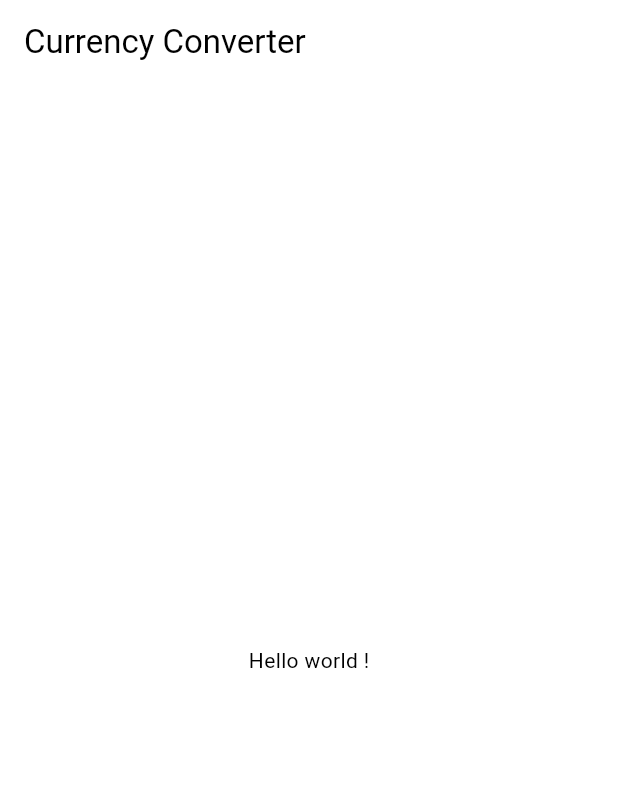
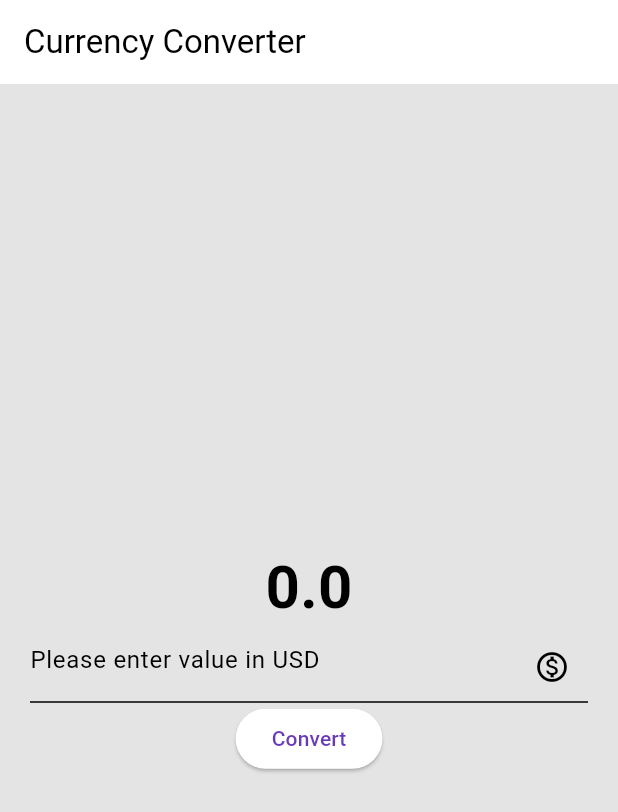
Before and after one commit to avadhksapariya/currency-converter, a Flutter app: the screen it shows after launch, on a phone screen of 412 x 824 dp. Shown: the top 812 px of the screen. Run offline on Flutter 3.47's test engine with Material 3 defaults, Android fonts, the phone set to English and light mode, and no system bars.

Commit message:
Homepage working done.

```diff
--- a/lib/home_page.dart
+++ b/lib/home_page.dart
@@ -1,7 +1,15 @@
 import 'package:flutter/material.dart';
 
-class HomePage extends StatelessWidget {
+class HomePage extends StatefulWidget {
   const HomePage({super.key});
+
+  @override
+  State<HomePage> createState() => _HomePageState();
+}
+
+class _HomePageState extends State<HomePage> {
+  final TextEditingController valueController = TextEditingController();
+  double result = 0;
 
   @override
   Widget build(BuildContext context) {
@@ -9,10 +17,40 @@ class HomePage extends StatelessWidget {
       appBar: AppBar(
         title: const Text('Currency Converter'),
       ),
-      body: const Center(
-        child: Text('Hello world !'),
+      body: Container(
+        color: Theme.of(context).copyWith().highlightColor,
+        child: Padding(
+          padding: const EdgeInsets.all(20.0),
+          child: Column(
+            mainAxisAlignment: MainAxisAlignment.center,
+            crossAxisAlignment: CrossAxisAlignment.center,
+            children: [
+              Text(
+                result.toString(),
+                style: const TextStyle(fontSize: 40, fontWeight: FontWeight.bold),
+              ),
+              TextField(
+                controller: valueController,
+                keyboardType: const TextInputType.numberWithOptions(
+                  decimal: true,
+                ),
+                decoration: const InputDecoration(
+                  hintText: 'Please enter value in USD',
+                  suffixIcon: Icon(Icons.monetization_on_outlined),
+                ),
+              ),
+              ElevatedButton(
+                onPressed: () {
+                  setState(() {
+                    result = double.parse(valueController.text) * 81;
+                  });
+                },
+                child: const Text('Convert'),
+              ),
+            ],
+          ),
+        ),
       ),
     );
   }
-
 }
```
